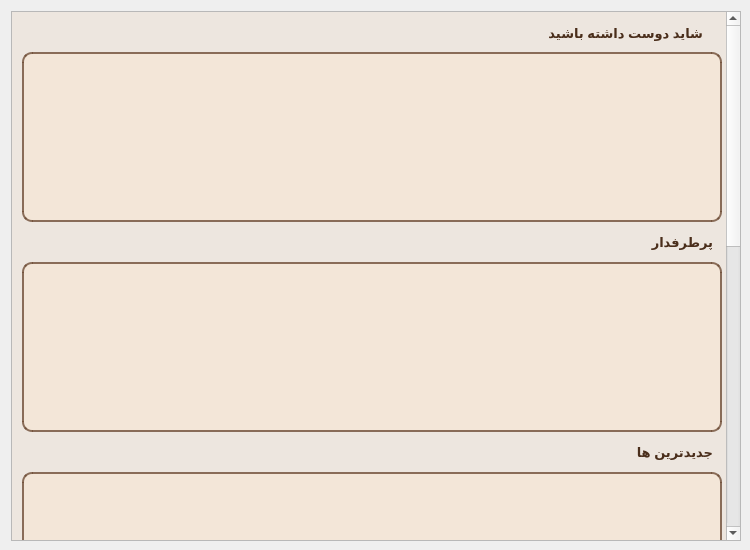
This is Client/user/userhomewidget.ui in Onyx1907/Lumina-EBook-Platform as Qt 5 draws it before an edit. The edited form follows.
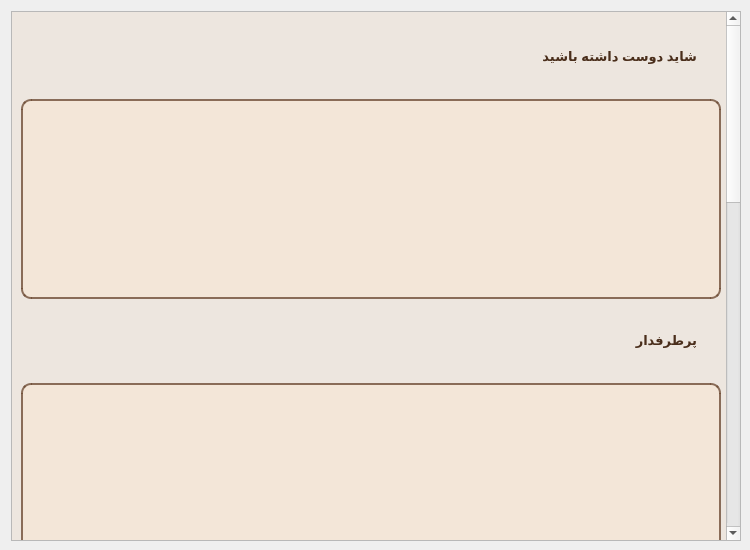
This is the edited form. Icons and pictures are not drawn.

Commit message: feat: add publisher dashboard UI and get all books button, add rating to shared book card and book class, add sales to book card

Patch:
```diff
--- a/Client/user/userhomewidget.ui
+++ b/Client/user/userhomewidget.ui
@@ -68,21 +68,21 @@
       <property name="geometry">
        <rect>
         <x>0</x>
-        <y>-672</y>
+        <y>0</y>
         <width>730</width>
-        <height>1200</height>
+        <height>1500</height>
        </rect>
       </property>
       <property name="minimumSize">
        <size>
         <width>730</width>
-        <height>1200</height>
+        <height>1500</height>
        </size>
       </property>
       <property name="maximumSize">
        <size>
         <width>730</width>
-        <height>1200</height>
+        <height>1500</height>
        </size>
       </property>
       <property name="styleSheet">
@@ -137,14 +137,22 @@
 
 </string>
       </property>
+      <layout class="QVBoxLayout" name="verticalLayout_2">
+       <item>
+        <layout class="QHBoxLayout" name="horizontalLayout_5">
+         <item>
       <widget class="QLabel" name="recommended_label">
-       <property name="geometry">
-        <rect>
-         <x>490</x>
-         <y>11</y>
-         <width>201</width>
-         <height>21</height>
-        </rect>
+           <property name="minimumSize">
+            <size>
+             <width>0</width>
+             <height>30</height>
+            </size>
+           </property>
+           <property name="maximumSize">
+            <size>
+             <width>16777215</width>
+             <height>30</height>
+            </size>
        </property>
        <property name="styleSheet">
         <string notr="true">
@@ -158,25 +166,40 @@
         <string>&lt;html&gt;&lt;head/&gt;&lt;body&gt;&lt;p align=&quot;right&quot;&gt;&lt;span style=&quot; font-weight:700;&quot;&gt;شاید دوست داشته باشید&lt;/span&gt;&lt;/p&gt;&lt;/body&gt;&lt;/html&gt;</string>
        </property>
       </widget>
+         </item>
+         <item>
+          <widget class="QLabel" name="label_5">
+           <property name="minimumSize">
+            <size>
+             <width>30</width>
+             <height>30</height>
+            </size>
+           </property>
+           <property name="maximumSize">
+            <size>
+             <width>30</width>
+             <height>30</height>
+            </size>
+           </property>
+           <property name="text">
+            <string/>
+           </property>
+          </widget>
+         </item>
+        </layout>
+       </item>
+       <item>
       <widget class="QListWidget" name="recommended_listWidget">
-       <property name="geometry">
-        <rect>
-         <x>10</x>
-         <y>40</y>
-         <width>700</width>
-         <height>170</height>
-        </rect>
-       </property>
        <property name="minimumSize">
         <size>
          <width>700</width>
-         <height>170</height>
+           <height>200</height>
         </size>
        </property>
        <property name="maximumSize">
         <size>
          <width>700</width>
-         <height>170</height>
+           <height>200</height>
         </size>
        </property>
        <property name="verticalScrollBarPolicy">
@@ -195,15 +218,11 @@
         <enum>QListView::IconMode</enum>
        </property>
       </widget>
+       </item>
+       <item>
+        <layout class="QHBoxLayout" name="horizontalLayout_4">
+         <item>
       <widget class="QLabel" name="popular_label">
-       <property name="geometry">
-        <rect>
-         <x>500</x>
-         <y>220</y>
-         <width>201</width>
-         <height>21</height>
-        </rect>
-       </property>
        <property name="styleSheet">
         <string notr="true">
 QLabel {
@@ -216,25 +235,40 @@
         <string>&lt;html&gt;&lt;head/&gt;&lt;body&gt;&lt;p align=&quot;right&quot;&gt;&lt;span style=&quot; font-weight:700;&quot;&gt;پرطرفدار&lt;/span&gt;&lt;/p&gt;&lt;/body&gt;&lt;/html&gt;</string>
        </property>
       </widget>
+         </item>
+         <item>
+          <widget class="QLabel" name="label_4">
+           <property name="minimumSize">
+            <size>
+             <width>30</width>
+             <height>30</height>
+            </size>
+           </property>
+           <property name="maximumSize">
+            <size>
+             <width>30</width>
+             <height>30</height>
+            </size>
+           </property>
+           <property name="text">
+            <string/>
+           </property>
+          </widget>
+         </item>
+        </layout>
+       </item>
+       <item>
       <widget class="QListWidget" name="popular_listWidget">
-       <property name="geometry">
-        <rect>
-         <x>10</x>
-         <y>250</y>
-         <width>700</width>
-         <height>170</height>
-        </rect>
-       </property>
        <property name="minimumSize">
         <size>
          <width>700</width>
-         <height>170</height>
+           <height>200</height>
         </size>
        </property>
        <property name="maximumSize">
         <size>
          <width>700</width>
-         <height>170</height>
+           <height>200</height>
         </size>
        </property>
        <property name="verticalScrollBarPolicy">
@@ -253,14 +287,22 @@
         <enum>QListView::IconMode</enum>
        </property>
       </widget>
+       </item>
+       <item>
+        <layout class="QHBoxLayout" name="horizontalLayout_3">
+         <item>
       <widget class="QLabel" name="new_label">
-       <property name="geometry">
-        <rect>
-         <x>500</x>
-         <y>430</y>
-         <width>201</width>
-         <height>21</height>
-        </rect>
+           <property name="minimumSize">
+            <size>
+             <width>0</width>
+             <height>30</height>
+            </size>
+           </property>
+           <property name="maximumSize">
+            <size>
+             <width>16777215</width>
+             <height>30</height>
+            </size>
        </property>
        <property name="styleSheet">
         <string notr="true">
@@ -274,25 +316,40 @@
         <string>&lt;html&gt;&lt;head/&gt;&lt;body&gt;&lt;p align=&quot;right&quot;&gt;&lt;span style=&quot; font-weight:700;&quot;&gt;جدیدترین ها&lt;/span&gt;&lt;/p&gt;&lt;/body&gt;&lt;/html&gt;</string>
        </property>
       </widget>
+         </item>
+         <item>
+          <widget class="QLabel" name="label_3">
+           <property name="minimumSize">
+            <size>
+             <width>30</width>
+             <height>30</height>
+            </size>
+           </property>
+           <property name="maximumSize">
+            <size>
+             <width>30</width>
+             <height>30</height>
+            </size>
+           </property>
+           <property name="text">
+            <string/>
+           </property>
+          </widget>
+         </item>
+        </layout>
+       </item>
+       <item>
       <widget class="QListWidget" name="new_listWidget">
-       <property name="geometry">
-        <rect>
-         <x>10</x>
-         <y>460</y>
-         <width>700</width>
-         <height>170</height>
-        </rect>
-       </property>
        <property name="minimumSize">
         <size>
          <width>700</width>
-         <height>170</height>
+           <height>200</height>
         </size>
        </property>
        <property name="maximumSize">
         <size>
          <width>700</width>
-         <height>170</height>
+           <height>200</height>
         </size>
        </property>
        <property name="verticalScrollBarPolicy">
@@ -311,14 +368,22 @@
         <enum>QListView::IconMode</enum>
        </property>
       </widget>
+       </item>
+       <item>
+        <layout class="QHBoxLayout" name="horizontalLayout_2">
+         <item>
       <widget class="QLabel" name="bestSellers_label">
-       <property name="geometry">
-        <rect>
-         <x>500</x>
-         <y>640</y>
-         <width>201</width>
-         <height>21</height>
-        </rect>
+           <property name="minimumSize">
+            <size>
+             <width>0</width>
+             <height>30</height>
+            </size>
+           </property>
+           <property name="maximumSize">
+            <size>
+             <width>16777215</width>
+             <height>30</height>
+            </size>
        </property>
        <property name="styleSheet">
         <string notr="true">
@@ -332,25 +397,40 @@
         <string>&lt;html&gt;&lt;head/&gt;&lt;body&gt;&lt;p align=&quot;right&quot;&gt;&lt;span style=&quot; font-weight:700;&quot;&gt;پرفروش ها&lt;/span&gt;&lt;/p&gt;&lt;/body&gt;&lt;/html&gt;</string>
        </property>
       </widget>
+         </item>
+         <item>
+          <widget class="QLabel" name="label_2">
+           <property name="minimumSize">
+            <size>
+             <width>30</width>
+             <height>30</height>
+            </size>
+           </property>
+           <property name="maximumSize">
+            <size>
+             <width>30</width>
+             <height>30</height>
+            </size>
+           </property>
+           <property name="text">
+            <string/>
+           </property>
+          </widget>
+         </item>
+        </layout>
+       </item>
+       <item>
       <widget class="QListWidget" name="bestSellers_listWidget">
-       <property name="geometry">
-        <rect>
-         <x>10</x>
-         <y>670</y>
-         <width>700</width>
-         <height>170</height>
-        </rect>
-       </property>
        <property name="minimumSize">
         <size>
          <width>700</width>
-         <height>170</height>
+           <height>200</height>
         </size>
        </property>
        <property name="maximumSize">
         <size>
          <width>700</width>
-         <height>170</height>
+           <height>200</height>
         </size>
        </property>
        <property name="verticalScrollBarPolicy">
@@ -369,14 +449,22 @@
         <enum>QListView::IconMode</enum>
        </property>
       </widget>
+       </item>
+       <item>
+        <layout class="QHBoxLayout" name="horizontalLayout">
+         <item>
       <widget class="QLabel" name="free_label">
-       <property name="geometry">
-        <rect>
-         <x>500</x>
-         <y>850</y>
-         <width>201</width>
-         <height>21</height>
-        </rect>
+           <property name="minimumSize">
+            <size>
+             <width>0</width>
+             <height>30</height>
+            </size>
+           </property>
+           <property name="maximumSize">
+            <size>
+             <width>16777215</width>
+             <height>30</height>
+            </size>
        </property>
        <property name="styleSheet">
         <string notr="true">
@@ -390,25 +478,40 @@
         <string>&lt;html&gt;&lt;head/&gt;&lt;body&gt;&lt;p align=&quot;right&quot;&gt;&lt;span style=&quot; font-weight:700;&quot;&gt;کتاب های رایگان&lt;/span&gt;&lt;/p&gt;&lt;/body&gt;&lt;/html&gt;</string>
        </property>
       </widget>
+         </item>
+         <item>
+          <widget class="QLabel" name="label">
+           <property name="minimumSize">
+            <size>
+             <width>30</width>
+             <height>30</height>
+            </size>
+           </property>
+           <property name="maximumSize">
+            <size>
+             <width>30</width>
+             <height>30</height>
+            </size>
+           </property>
+           <property name="text">
+            <string/>
+           </property>
+          </widget>
+         </item>
+        </layout>
+       </item>
+       <item>
       <widget class="QListWidget" name="free_listWidget">
-       <property name="geometry">
-        <rect>
-         <x>10</x>
-         <y>880</y>
-         <width>700</width>
-         <height>170</height>
-        </rect>
-       </property>
        <property name="minimumSize">
         <size>
          <width>700</width>
-         <height>170</height>
+           <height>200</height>
         </size>
        </property>
        <property name="maximumSize">
         <size>
          <width>700</width>
-         <height>170</height>
+           <height>200</height>
         </size>
        </property>
        <property name="verticalScrollBarPolicy">
@@ -427,15 +530,9 @@
         <enum>QListView::IconMode</enum>
        </property>
       </widget>
+       </item>
+       <item>
       <widget class="QPushButton" name="magic_label">
-       <property name="geometry">
-        <rect>
-         <x>140</x>
-         <y>1030</y>
-         <width>431</width>
-         <height>171</height>
-        </rect>
-       </property>
        <property name="styleSheet">
         <string notr="true">    background: none;
     background-color: transparent;
@@ -456,6 +553,8 @@
         </size>
        </property>
       </widget>
+       </item>
+      </layout>
      </widget>
     </widget>
    </item>
```
Lines whose indentation alone changed are shown as unchanged. The commit also changes 12 other files.
